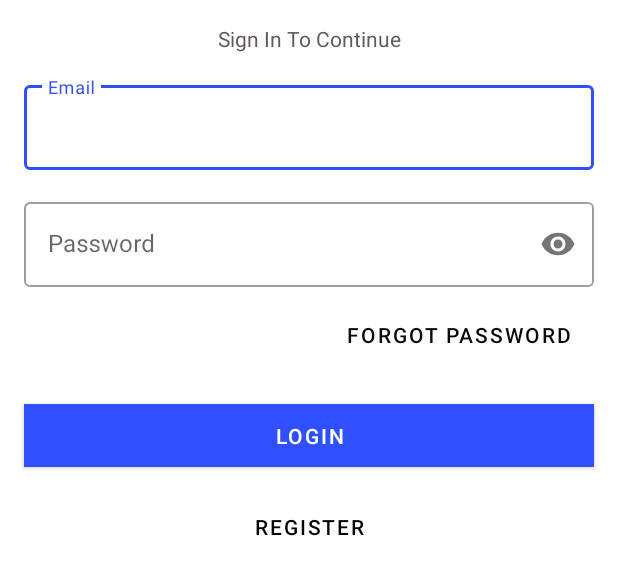
After one commit to embashbaz/Expense-Planner-App, an Android app: the layout login_dialog.xml on its own in the app's theme, with its tools: preview values and no code run, on a phone screen of 412 x 824 dp. The commit adds this screen. Shown: the top 575 px of the screen. Run offline under Robolectric (Android 15) with nearby library versions, the phone set to English and light mode, and no system bars.

Commit message:
created the ui for the login fragment

```diff
--- a/app/build.gradle
+++ b/app/build.gradle
@@ -49,6 +49,8 @@ dependencies {
     implementation 'androidx.navigation:navigation-fragment-ktx:2.3.5'
     implementation 'androidx.navigation:navigation-ui-ktx:2.3.5'
     implementation 'com.google.android.gms:play-services-maps:17.0.1'
+    implementation 'com.google.firebase:firebase-auth-ktx:21.0.1'
+    implementation 'com.google.firebase:firebase-firestore-ktx:23.0.2'
     testImplementation 'junit:junit:4.+'
     androidTestImplementation 'androidx.test.ext:junit:1.1.2'
     androidTestImplementation 'androidx.test.espresso:espresso-core:3.3.0'
--- a/app/src/main/java/com/example/expenseplanner/data/Models.kt
+++ b/app/src/main/java/com/example/expenseplanner/data/Models.kt
@@ -3,6 +3,7 @@ package com.example.expenseplanner.data
 import android.os.Parcelable
 import androidx.room.Entity
 import androidx.room.PrimaryKey
+import com.google.android.gms.maps.model.LatLng
 import kotlinx.android.parcel.Parcelize
 
 @Parcelize
@@ -32,3 +33,40 @@ data class ItemProduct(
 
 
 ): Parcelable
+
+data class ShopKeeper(
+    var id: String,
+    val email: String,
+    val name: String,
+    val adress: LatLng,
+    val phoneNumber: Long,
+    val buisinessArea: String,
+    val county: String,
+    val more: String
+
+)
+
+data class Order(
+    val id: String,
+    val shopId: String,
+    val userId: String,
+    val shopName: String,
+    val userName: String,
+    val cart: Cart,
+    var itemList: List<ItemProduct>,
+
+    )
+
+
+@Parcelize
+data class ShopProduct(
+    var docId: String="",
+    var productName: String="",
+    var productQrCode: Long=0L,
+    var price: Double=0.0,
+    var itemQuantity: Double=0.0,
+    var imageUrl: String="",
+    var description: String=""
+
+
+): Parcelable
--- a/app/src/main/java/com/example/expenseplanner/data/Repository.kt
+++ b/app/src/main/java/com/example/expenseplanner/data/Repository.kt
@@ -2,10 +2,21 @@ package com.example.expenseplanner.data
 
 import androidx.annotation.WorkerThread
 import androidx.lifecycle.LiveData
+import com.google.firebase.auth.FirebaseAuth
+import com.google.firebase.firestore.FirebaseFirestore
 import kotlinx.coroutines.flow.Flow
 
 
 class Repository(private val expenseDao: ExpenseDao) {
+
+    var mFirebaseAuth: FirebaseAuth
+    var mFirebaseDb : FirebaseFirestore
+
+    init {
+        mFirebaseAuth = FirebaseAuth.getInstance()
+        mFirebaseDb = FirebaseFirestore.getInstance()
+
+    }
 
     val allCarts = expenseDao.getAllCart()
 
--- /dev/null
+++ b/app/src/main/res/layout/login_dialog.xml
@@ -0,0 +1,108 @@
+<?xml version="1.0" encoding="utf-8"?>
+<androidx.constraintlayout.widget.ConstraintLayout xmlns:android="http://schemas.android.com/apk/res/android"
+    xmlns:app="http://schemas.android.com/apk/res-auto"
+    android:layout_width="match_parent"
+    android:layout_height="wrap_content">
+
+    <TextView
+        android:id="@+id/textView4"
+        android:layout_width="wrap_content"
+        android:layout_height="wrap_content"
+        android:layout_marginTop="16dp"
+        android:text="Sign In To Continue"
+        android:textColor="#615858"
+        app:layout_constraintEnd_toEndOf="parent"
+        app:layout_constraintStart_toStartOf="parent"
+        app:layout_constraintTop_toTopOf="parent" />
+
+    <com.google.android.material.textfield.TextInputLayout
+        android:id="@+id/email_login"
+        style="@style/Widget.MaterialComponents.TextInputLayout.OutlinedBox"
+        android:layout_width="0dp"
+        android:layout_height="wrap_content"
+        android:layout_marginStart="16dp"
+        android:layout_marginLeft="16dp"
+        android:layout_marginTop="16dp"
+        android:layout_marginEnd="16dp"
+        android:layout_marginRight="16dp"
+        android:hint="Email"
+        app:layout_constraintEnd_toEndOf="parent"
+        app:layout_constraintStart_toStartOf="parent"
+        app:layout_constraintTop_toBottomOf="@+id/textView4">
+
+        <com.google.android.material.textfield.TextInputEditText
+            android:layout_width="match_parent"
+            android:layout_height="wrap_content" />
+    </com.google.android.material.textfield.TextInputLayout>
+
+    <com.google.android.material.textfield.TextInputLayout
+        android:id="@+id/password_login"
+        style="@style/Widget.MaterialComponents.TextInputLayout.OutlinedBox"
+        android:layout_width="0dp"
+        android:layout_height="wrap_content"
+        android:layout_marginStart="16dp"
+        android:layout_marginLeft="16dp"
+        android:layout_marginTop="16dp"
+        android:layout_marginEnd="16dp"
+        android:layout_marginRight="16dp"
+        android:hint="Password"
+        app:layout_constraintEnd_toEndOf="parent"
+        app:layout_constraintStart_toStartOf="parent"
+        app:layout_constraintTop_toBottomOf="@+id/email_login"
+        app:passwordToggleEnabled="true">
+
+        <com.google.android.material.textfield.TextInputEditText
+            android:layout_width="match_parent"
+            android:layout_height="wrap_content"
+            android:inputType="textPassword" />
+    </com.google.android.material.textfield.TextInputLayout>
+
+    <Button
+        android:id="@+id/forgot_password"
+        android:layout_width="wrap_content"
+        android:layout_height="wrap_content"
+        android:layout_marginTop="8dp"
+        android:layout_marginEnd="16dp"
+        android:layout_marginRight="16dp"
+        android:background="#00000000"
+        android:text="Forgot password"
+        android:textColor="#090808"
+        app:layout_constraintEnd_toEndOf="parent"
+        app:layout_constraintTop_toBottomOf="@+id/password_login" />
+
+    <Button
+        android:id="@+id/login_button"
+        android:layout_width="0dp"
+        android:layout_height="wrap_content"
+        android:layout_marginStart="16dp"
+        android:layout_marginLeft="16dp"
+        android:layout_marginTop="16dp"
+        android:layout_marginEnd="16dp"
+        android:layout_marginRight="16dp"
+        android:insetBottom="0dp"
+        android:text="Login"
+        app:cornerRadius="0dp"
+        app:layout_constraintEnd_toEndOf="parent"
+        app:layout_constraintStart_toStartOf="parent"
+        app:layout_constraintTop_toBottomOf="@+id/forgot_password" />
+
+    <Button
+        android:id="@+id/register_login"
+        android:layout_width="wrap_content"
+        android:layout_height="wrap_content"
+        android:layout_marginStart="16dp"
+        android:layout_marginLeft="16dp"
+        android:layout_marginTop="16dp"
+        android:layout_marginEnd="16dp"
+        android:layout_marginRight="16dp"
+        android:layout_marginBottom="16dp"
+        android:background="#00000000"
+        android:text="Register"
+        android:textColor="@color/black"
+        app:backgroundTint="#00000000"
+        app:layout_constraintBottom_toBottomOf="parent"
+        app:layout_constraintEnd_toEndOf="parent"
+        app:layout_constraintStart_toStartOf="parent"
+        app:layout_constraintTop_toBottomOf="@+id/login_button" />
+
+</androidx.constraintlayout.widget.ConstraintLayout>
```
Also changed, not shown: app/src/main/java/com/example/expenseplanner/ui/map/MapsFragment.kt (+2 -9 lines).
